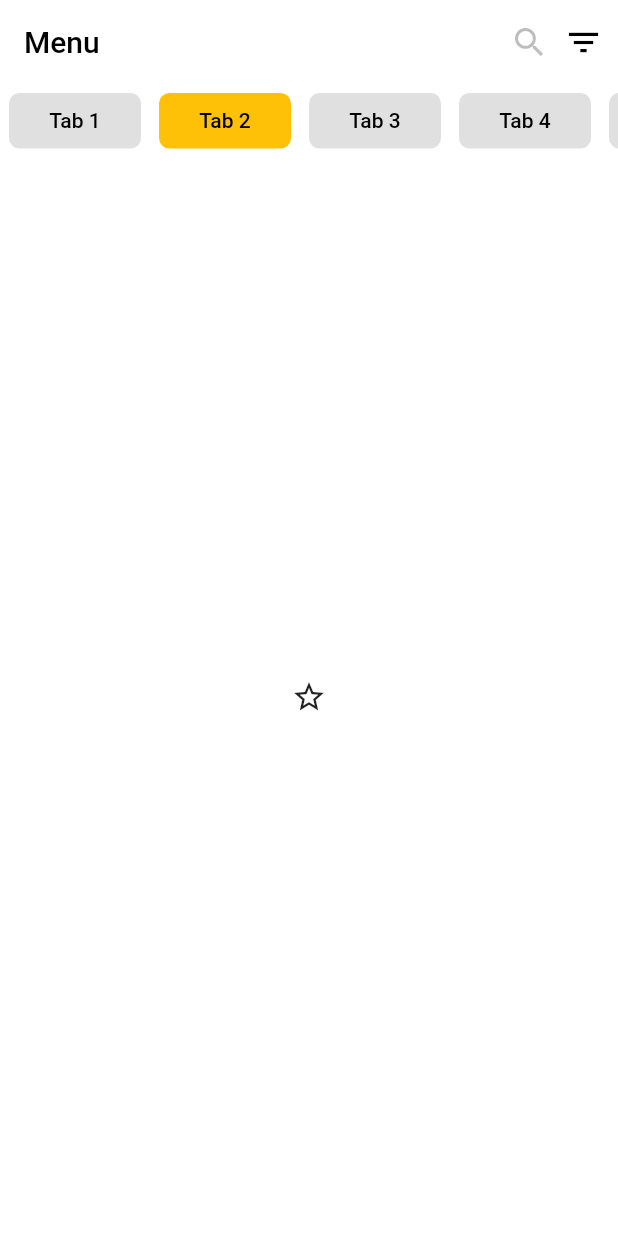
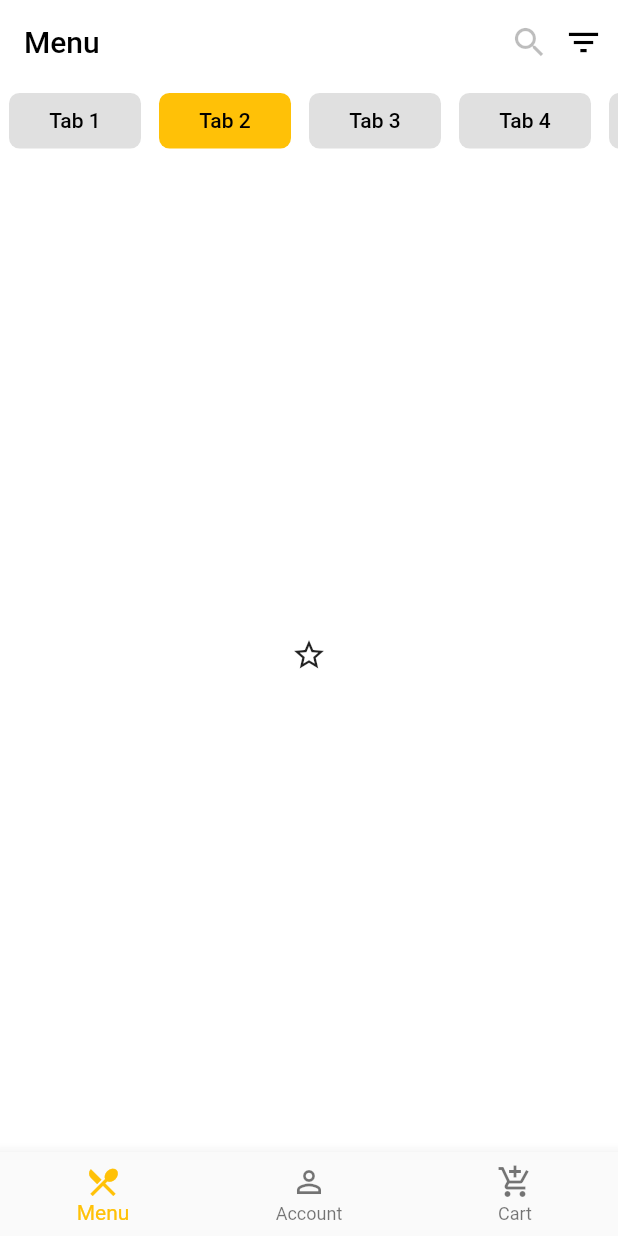
Before and after one commit to sanjay-nanda/testApp, a Flutter app: the screen it shows after launch, after a tap on "Tab 2", on a phone screen of 412 x 824 dp. Run offline on Flutter 3.47's test engine with Material 2 defaults, Android fonts, the phone set to English and light mode, and no system bars; our stand-ins replace flutter_rating_bar; network calls fail.

Commit message:
Added Meal ITems

```diff
--- a/lib/main.dart
+++ b/lib/main.dart
@@ -34,6 +34,7 @@ class _MyHomePageState extends State<MyHomePage> with TickerProviderStateMixin {
   int _prevControllerIndex = 0;
   double _aniValue = 0.0;
   double _prevAniValue = 0.0;
+  int _selectedIndex = 0;
 
   // these will be our tab icons. You can use whatever you like for the content of your buttons
   List _text = ['Tab 1', 'Tab 2', 'Tab 3', 'Tab 4', 'Tab 5', 'Tab 6'];
@@ -150,12 +151,13 @@ class _MyHomePageState extends State<MyHomePage> with TickerProviderStateMixin {
           Flexible(
             child: TabBarView(
               controller: _controller,
-              children: <Widget>[ Column(
-                    children: [
-                      SecondNav(),
-                      GridHandler(),
-                    ],
-                  ),
+              children: <Widget>[
+                Column(
+                  children: [
+                    SecondNav(),
+                    GridHandler(),
+                  ],
+                ),
                 Icon(Icons.star_border),
                 Icon(Icons.stop),
                 Icon(Icons.sms),
@@ -166,7 +168,25 @@ class _MyHomePageState extends State<MyHomePage> with TickerProviderStateMixin {
           ),
         ],
       ),
+      bottomNavigationBar:
+          BottomNavigationBar(
+            selectedItemColor: Colors.amber,
+            items: const <BottomNavigationBarItem>[
+        BottomNavigationBarItem(icon: Icon(Icons.restaurant_menu), title: Text('Menu')),
+        BottomNavigationBarItem(icon: Icon(Icons.person_outline), title: Text('Account')),
+        BottomNavigationBarItem(icon: Icon(Icons.add_shopping_cart), title: Text('Cart'))
+      ],
+      currentIndex: _selectedIndex,
+      onTap: _onItemTapped,
+      ),
     );
+  }
+
+  void _onItemTapped(int index)
+  {
+    setState(() {
+      _selectedIndex = index;
+    });
   }
 
   _handleTabAnimation() {
--- a/lib/models/meal.dart
+++ b/lib/models/meal.dart
@@ -3,7 +3,7 @@ class Meal {
   final String title;
   final String imageUrl;
   final double rating;
-  final double noRatings;
+  final int noRatings;
   final double price;
   final bool isGlutenFree;
   final double weight;
--- a/lib/widgets/meal_item.dart
+++ b/lib/widgets/meal_item.dart
@@ -7,7 +7,7 @@ class MealItem extends StatelessWidget {
   final String title;
   final String imageUrl;
   final double rating;
-  final double noRatings;
+  final int noRatings;
   final double price;
   final bool isGlutenFree;
   final double weight;
@@ -24,7 +24,145 @@ class MealItem extends StatelessWidget {
   @override
   Widget build(BuildContext context) {
     return Card(
-      elevation: 5,
+      margin: EdgeInsets.symmetric(horizontal: 15),
+      elevation: 0,
+      child: Column(
+        children: [
+          ClipRRect(
+            borderRadius: BorderRadius.all(
+              Radius.circular(15),
+            ),
+            child: Image.network(
+              imageUrl,
+              height: 150,
+              width: 200,
+              fit: BoxFit.cover,
+            ),
+          ),
+          Container(
+            margin: EdgeInsets.only(right: 26),
+            child: Text(
+              title,
+              textAlign: TextAlign.start,
+              style: TextStyle(
+                fontWeight: FontWeight.w500,
+                fontSize: 20,
+              ),
+            ),
+          ),
+          isGlutenFree
+              ? Column(
+                  children: [
+                    Padding(
+                      padding: const EdgeInsets.only(top: 5,right: 76),
+                      child: Text(
+                        'GLUTEN-FREE',
+                        style: TextStyle(
+                          color: Colors.greenAccent[400],
+                        ),
+                      ),
+                    ),
+                    Row(
+                      children: [
+                        Container(
+                          padding: EdgeInsets.only(top: 5),
+                          child: RatingBar(
+                            itemSize: 20,
+                            onRatingUpdate: null,
+                            initialRating: rating,
+                            minRating: 0,
+                            direction: Axis.horizontal,
+                            itemCount: 5,
+                            unratedColor: Colors.black,
+                            itemPadding: EdgeInsets.symmetric(horizontal: 1),
+                            itemBuilder: (context, _) => Icon(
+                              Icons.star,
+                              color: Colors.amber,
+                            ),
+                          ),
+                        ),
+                        Container(
+                          margin: EdgeInsets.only(top: 6, left: 15),
+                          child: Text('(${noRatings.toString()})'),
+                        ),
+                      ],
+                    ),
+                   /*  Row(
+                      mainAxisAlignment: MainAxisAlignment.spaceAround,
+                      children: [
+                        Padding(
+                          padding: const EdgeInsets.only(top: 5.0),
+                          child: Text(
+                            '\$ $price',
+                            style: TextStyle(
+                                fontWeight: FontWeight.bold, fontSize: 18),
+                          ),
+                        ),
+                        Padding(
+                          padding: const EdgeInsets.only(top: 5.0),
+                          child: IconButton(
+                              icon: Icon(
+                                Icons.add_box,
+                                color: Colors.amber,
+                                size: 29,
+                              ),
+                              onPressed: () {}),
+                        )
+                      ],
+                    ) */
+                  ],
+                )
+              : Row(
+                  children: [
+                    Container(
+                      padding: EdgeInsets.only(top: 5),
+                      child: RatingBar(
+                        itemSize: 20,
+                        onRatingUpdate: null,
+                        initialRating: rating,
+                        minRating: 0,
+                        direction: Axis.horizontal,
+                        itemCount: 5,
+                        unratedColor: Colors.black,
+                        itemPadding: EdgeInsets.symmetric(horizontal: 1),
+                        itemBuilder: (context, _) => Icon(
+                          Icons.star,
+                          color: Colors.amber,
+                        ),
+                      ),
+                    ),
+                    Container(
+                      margin: EdgeInsets.only(top: 6, left: 15),
+                      child: Text('(${noRatings.toString()})'),
+                    ),
+                  ],
+                ),
+
+                    Row(
+                      mainAxisAlignment: MainAxisAlignment.spaceBetween,
+                      children: [
+                        Padding(
+                          padding: const EdgeInsets.only(top: 0.0),
+                          child: Text(
+                            '\$ $price',
+                            style: TextStyle(
+                                fontWeight: FontWeight.bold, fontSize: 18),
+                          ),
+                        ),
+                        Padding(
+                          padding: const EdgeInsets.only(top: 0.0),
+                          child: IconButton(
+                              icon: Icon(
+                                Icons.add_box,
+                                color: Colors.amber,
+                                size: 29,
+                              ),
+                              onPressed: () {}),
+                        )
+                      ],
+                    )
+        ],
+      ),
     );
   }
 }
```
